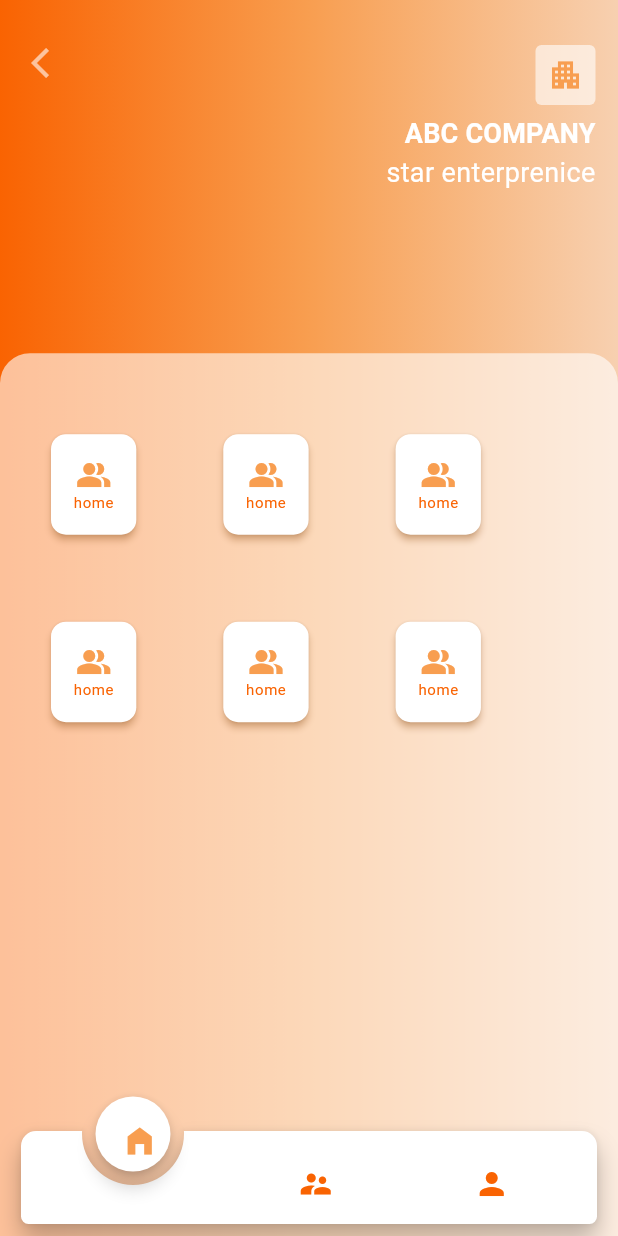
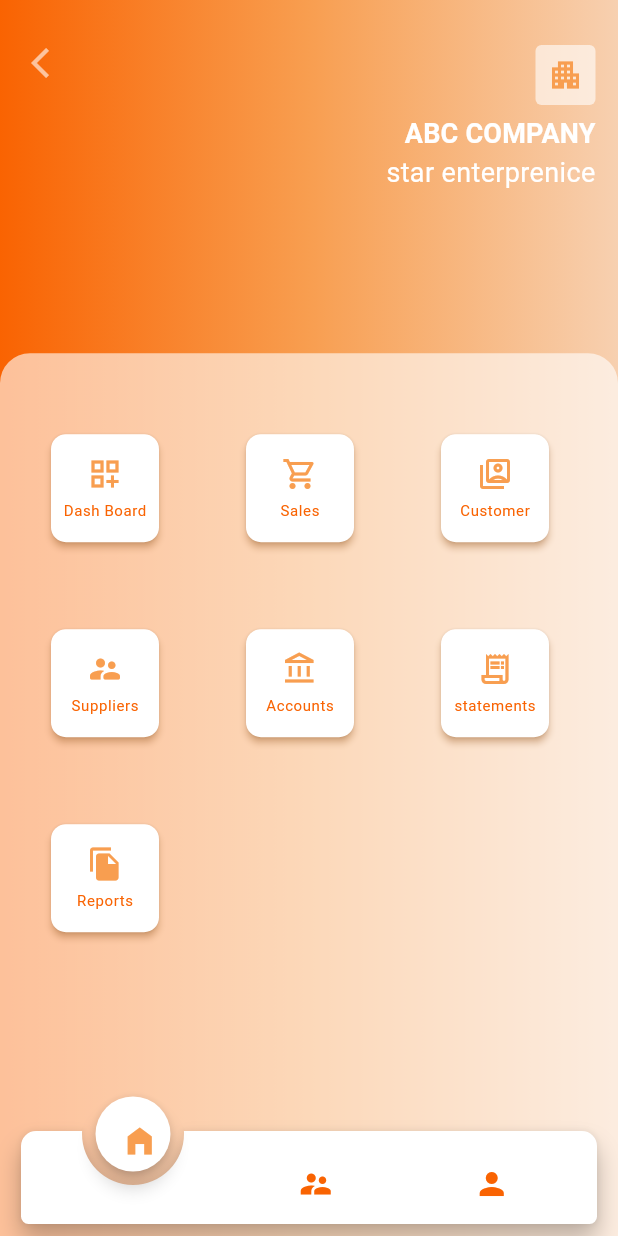
Before and after one commit to kanakkbook/kanakkbook, a Flutter app: the screen it shows after launch, after a tap on "LOGIN", on a phone screen of 412 x 824 dp. Run offline on Flutter 3.47's test engine with Material 3 defaults, Android fonts, the phone set to English and light mode, and no system bars; drawn by our look-alikes of animated_notch_bottom_bar; our stand-ins replace flutter_holo_date_picker, freezed_annotation; missing offline and left inert: auto_binding_field.

Commit message:
home_screen

```diff
--- a/lib/main.dart
+++ b/lib/main.dart
@@ -1,9 +1,18 @@
 import 'package:flutter/material.dart';
 import 'package:kanakk_book/const/theme.dart';
+import 'package:kanakk_book/modules/home_screen/view_model/home_view_model.dart';
 import 'package:kanakk_book/modules/login/login_screen.dart';
+import 'package:provider/provider.dart';
 
 void main() {
-  runApp(const MyApp());
+
+  runApp(
+    MultiProvider(providers: [
+      ChangeNotifierProvider(create: (_) => HomeViewModel()),
+    ],
+  child:  MyApp(),
+  ),
+    );
 }
 
 class MyApp extends StatelessWidget {
--- /dev/null
+++ b/lib/models/home_card_model.dart
@@ -0,0 +1,18 @@
+// ignore_for_file: non_constant_identifier_names
+import 'package:flutter/material.dart';
+import 'package:freezed_annotation/freezed_annotation.dart';
+import 'package:kanakk_book/helpers/json_converters.dart';
+part 'home_card_model.freezed.dart';
+part 'home_card_model.g.dart';
+
+@freezed
+class HomeCardModel with _$HomeCardModel {
+  const factory HomeCardModel({
+     int? uid,
+     String? name,
+    @IconDataConverter() IconData? icon,
+     String? route,
+  }) = _HomeCardModel;
+  factory HomeCardModel.fromJson(Map<String, dynamic> json) =>
+      _$HomeCardModelFromJson(json);
+}
--- a/lib/models/user_model.dart
+++ b/lib/models/user_model.dart
@@ -1,16 +1,11 @@
 // ignore_for_file: non_constant_identifier_names
 import 'package:freezed_annotation/freezed_annotation.dart';
-// name will be same as your current file
-// name like we have given postmodel.dart
 part 'user_model.freezed.dart';
 part 'user_model.g.dart';
 
-// This is used to create a freezed model
 @freezed
 class UserModel with _$UserModel {
   const factory UserModel({
-    // Sample key from json to show how
-    // we recieve the data from backend
      int? id,
      String? userName,
      String? phone,
--- a/lib/modules/home_screen/elements/home_card_list.dart
+++ b/lib/modules/home_screen/elements/home_card_list.dart
@@ -1,5 +1,7 @@
 import 'package:flutter/material.dart';
 import 'package:kanakk_book/const/color_constants.dart';
+import 'package:kanakk_book/modules/home_screen/view_model/home_view_model.dart';
+import 'package:provider/provider.dart';
 
 class HomeCardList extends StatelessWidget {
   const HomeCardList({super.key});
@@ -18,8 +20,10 @@ class HomeCardList extends StatelessWidget {
           spacing: 50,
           runSpacing: 50,
           children: [
-            for (int i = 0; i < 6; i++)
-              Card(
+            for (var e in context.read<HomeViewModel>().homeWidgets)
+              SizedBox(
+                height: 80,width: 80,
+                child: Card(
                   shape: RoundedRectangleBorder(
                     borderRadius: BorderRadius.circular(10), // Add border radius
                   ),
@@ -27,21 +31,22 @@ class HomeCardList extends StatelessWidget {
                   color: Colors.white,
                   shadowColor: ColorConstants.secondary,
                   child: Padding(
-                  padding: const EdgeInsets.all(15),
-                  child: Column(
+                    padding: const EdgeInsets.all(8),
+                    child: Column(mainAxisAlignment: MainAxisAlignment.spaceEvenly,
                       children: [
-                      const Icon(
-                        Icons.people_alt,
+                         Icon(
+                          e.icon,
                           color: ColorConstants.secondary,
                         ),
                         Text(
-                        "home",
+                          e.name??"",
                           style: Theme.of(context)
                               .textTheme
                               .bodySmall
                               ?.copyWith(color: ColorConstants.primary),
                         )
                       ],
+                    ),
                   ),
                 ),
               )
--- /dev/null
+++ b/lib/modules/home_screen/view_model/home_view_model.dart
@@ -0,0 +1,14 @@
+import 'package:flutter/material.dart';
+import 'package:kanakk_book/models/home_card_model.dart';
+
+class HomeViewModel extends ChangeNotifier{
+  List<HomeCardModel> homeWidgets=[
+    HomeCardModel(uid: 001,name: "Dash Board",icon: Icons.dashboard_customize_outlined),
+    HomeCardModel(uid: 002,name: "Sales",icon: Icons.shopping_cart_outlined),
+    HomeCardModel(uid: 003,name: "Customer",icon: Icons.switch_account_outlined),
+    HomeCardModel(uid: 004,name: "Suppliers",icon: Icons.supervisor_account_rounded),
+    HomeCardModel(uid: 005,name: "Accounts",icon: Icons.account_balance_outlined),
+    HomeCardModel(uid: 006,name: "statements",icon: Icons.receipt_long_sharp),
+    HomeCardModel(uid: 007,name: "Reports",icon: Icons.file_copy),
+];
+}
--- a/lib/modules/profile/elements/profile_listview.dart
+++ b/lib/modules/profile/elements/profile_listview.dart
@@ -34,8 +34,8 @@ class ProfileListviewWidget extends StatelessWidget {
       child: Column(
         children: [
           const ProfileExpansiontileWidget(
-            userName: 'Anupama',
-            email: 'anupama@gmail.com',
+            userName: 'Muhammed',
+            email: 'muhammed@gmail.com',
             phoneNumber: '9867434467',
           ),
           const SizedBox(
--- a/lib/modules/users_list/user_list_page.dart
+++ b/lib/modules/users_list/user_list_page.dart
@@ -52,7 +52,7 @@ class _UserListPageState extends State<UserListPage>
                       'Suppliers',style:TextStyle(fontSize: 15, fontWeight: FontWeight.bold)
                     ),
                   ),
-                )
+                ),
               ],
               controller: _tabController,
             ),
@@ -60,7 +60,7 @@ class _UserListPageState extends State<UserListPage>
           Expanded(
             child: TabBarView(
               controller: _tabController,
-              children: const [UsersCommonPage(), UsersCommonPage()],
+              children: const [UsersCommonPage(), UsersCommonPage(),],
             ),
           )
         ],
--- a/pubspec.yaml
+++ b/pubspec.yaml
@@ -21,6 +21,7 @@ dependencies:
   flutter_holo_date_picker: ^2.0.0
   freezed_annotation: ^2.4.1
   json_annotation: ^4.8.1
+  provider: ^6.1.2
 
 
 dev_dependencies:
```
Also changed, not shown: lib/helpers/json_converters.dart (added, +20 -0 lines), lib/models/home_card_model.freezed.dart (added), lib/models/home_card_model.g.dart (added), lib/models/user_model.freezed.dart, pubspec.lock. Lines whose indentation alone changed are shown as unchanged.
